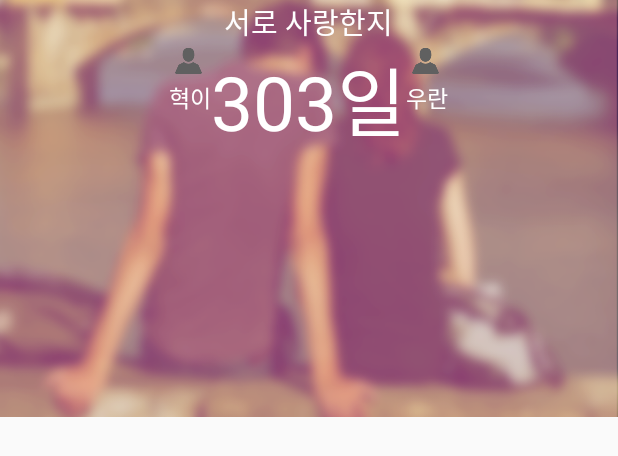
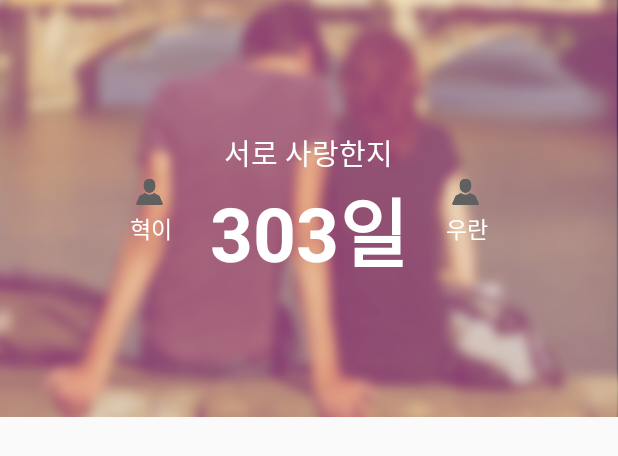
Before and after one commit to GwonHyeok/YouAndI, an Android app: the layout activity_main.xml on its own in the app's theme, with its tools: preview values and no code run, on a phone screen of 412 x 824 dp. Shown: the top 456 px of the screen. Run offline under Robolectric (Android 15) with nearby library versions, the phone set to English and light mode, and no system bars.

Commit message:
[디자인] 알람카드

```diff
--- a/app/src/main/res/layout/activity_main.xml
+++ b/app/src/main/res/layout/activity_main.xml
@@ -4,9 +4,11 @@
     android:layout_height="match_parent"
     android:orientation="vertical">
 
+    <RelativeLayout
+        android:layout_width="match_parent"
+        android:layout_height="wrap_content">
 
         <ImageView
-        android:id="@+id/mainBackground"
             android:layout_width="match_parent"
             android:layout_height="wrap_content"
             android:scaleType="centerCrop"
@@ -15,6 +17,7 @@
         <LinearLayout
             android:layout_width="match_parent"
             android:layout_height="wrap_content"
+            android:layout_centerInParent="true"
             android:gravity="center"
             android:orientation="horizontal">
 
@@ -53,8 +56,11 @@
                     android:layout_width="wrap_content"
                     android:layout_height="wrap_content"
                     android:text="303일"
+                    android:textStyle="bold"
                     android:textColor="#ffffff"
-                android:textSize="50dp" />
+                    android:textSize="50dp"
+                    android:layout_marginLeft="25dp"
+                    android:layout_marginRight="25dp"/>
             </LinearLayout>
 
             <LinearLayout
@@ -76,3 +82,4 @@
             </LinearLayout>
         </LinearLayout>
     </RelativeLayout>
+</RelativeLayout>
```
Also changed, not shown: app/src/main/res/layout/ui_alarm_card.xml (added, +61 -0 lines), app/src/main/res/drawable-xxhdpi/ic_profile.png (added). Lines whose indentation alone changed are shown as unchanged.
